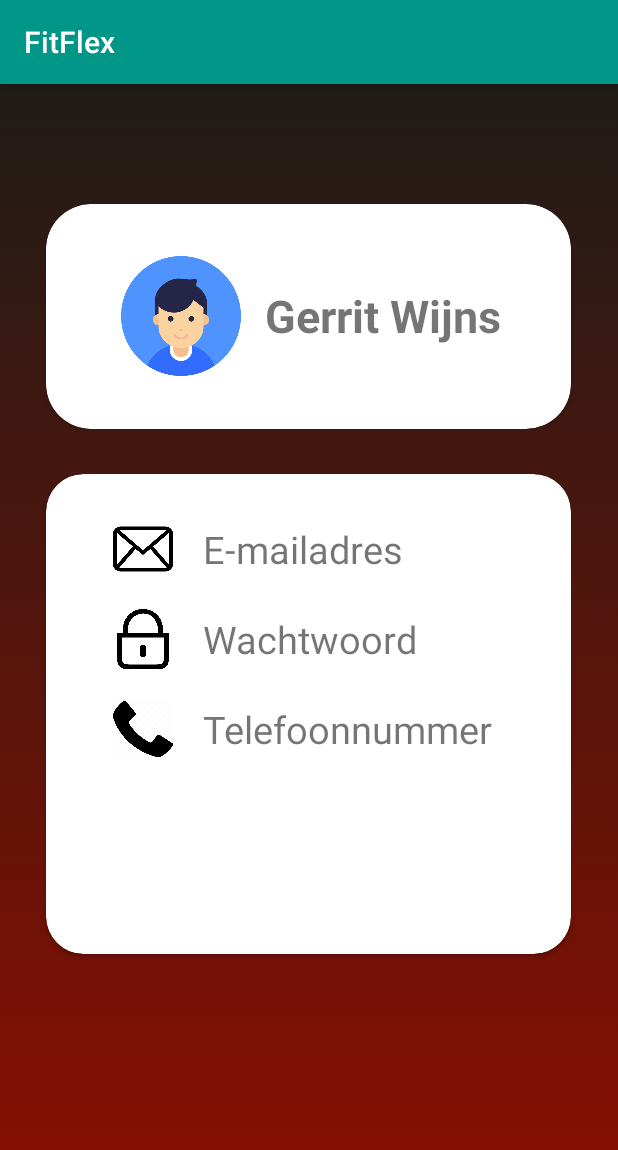
After one commit to Maxim2012-dev/GIP, an Android app: the ProfielActivity screen opened directly, with no data from a screen before it, on a phone screen of 412 x 824 dp. The commit adds this screen. Shown: the top 1150 px of the screen. Run offline under Robolectric (Android 15) with nearby library versions, the phone set to English and light mode, and no system bars.

Commit message:
layout_profiel

```diff
--- a/FitFlex/app/build.gradle
+++ b/FitFlex/app/build.gradle
@@ -23,13 +23,12 @@ android {
 dependencies {
     implementation fileTree(dir: 'libs', include: ['*.jar'])
     implementation 'androidx.appcompat:appcompat:1.1.0'
-    implementation 'androidx.constraintlayout:constraintlayout:1.1.3'
     implementation 'androidx.lifecycle:lifecycle-extensions:2.0.0'
     testImplementation 'junit:junit:4.12'
     androidTestImplementation 'androidx.test:runner:1.2.0'
     androidTestImplementation 'androidx.test.espresso:espresso-core:3.2.0'
-    implementation 'androidx.constraintlayout:constraintlayout:1.1.3'
     implementation 'com.google.android.material:material:1.0.0'
+    implementation 'androidx.cardview:cardview:1.0.0'
     implementation 'com.google.firebase:firebase-database:19.2.1'
     implementation 'com.google.firebase:firebase-auth:19.2.0'
 }
--- a/FitFlex/app/src/main/AndroidManifest.xml
+++ b/FitFlex/app/src/main/AndroidManifest.xml
@@ -9,10 +9,11 @@
         android:roundIcon="@mipmap/ic_launcher_round"
         android:supportsRtl="true"
         android:theme="@style/AppTheme">
+        <activity android:name=".ProfielActivity"></activity>
         <activity
             android:name=".HomeActivity"
             android:label="@string/title_activity_home"
-            android:theme="@style/AppTheme.NoActionBar"></activity>
+            android:theme="@style/AppTheme.NoActionBar" />
         <activity android:name=".MainActivity">
             <intent-filter>
                 <action android:name="android.intent.action.MAIN" />
--- /dev/null
+++ b/FitFlex/app/src/main/java/com/example/fitflex/ProfielActivity.java
@@ -0,0 +1,16 @@
+package com.example.fitflex;
+
+import androidx.appcompat.app.AppCompatActivity;
+
+import android.os.Bundle;
+
+public class ProfielActivity extends AppCompatActivity {
+
+    @Override
+    protected void onCreate(Bundle savedInstanceState) {
+        super.onCreate(savedInstanceState);
+        setContentView(R.layout.activity_profiel);
+    }
+
+
+}
--- /dev/null
+++ b/FitFlex/app/src/main/res/drawable/gradient.xml
@@ -0,0 +1,15 @@
+<?xml version="1.0" encoding="utf-8"?>
+<selector xmlns:android="http://schemas.android.com/apk/res/android">
+
+    <item>
+        <shape>
+            <gradient
+                android:startColor="@color/gradient_start"
+                android:endColor="@color/gradient_end"
+                android:angle="90">
+            </gradient>
+
+        </shape>
+    </item>
+
+</selector>
--- /dev/null
+++ b/FitFlex/app/src/main/res/layout/activity_profiel.xml
@@ -0,0 +1,149 @@
+<?xml version="1.0" encoding="utf-8"?>
+<LinearLayout xmlns:android="http://schemas.android.com/apk/res/android"
+    xmlns:tools="http://schemas.android.com/tools"
+    android:layout_width="match_parent"
+    android:layout_height="match_parent"
+    xmlns:app="http://schemas.android.com/apk/res-auto"
+    tools:context=".ProfielActivity"
+    android:background="@drawable/gradient"
+    android:orientation="vertical">
+
+    <androidx.cardview.widget.CardView
+        android:id="@+id/cardview"
+        android:layout_width="350dp"
+        android:layout_height="150dp"
+        android:layout_gravity="center"
+        android:layout_marginTop="80dp"
+        app:cardCornerRadius="30dp">
+
+        <RelativeLayout
+            android:layout_width="270dp"
+            android:layout_height="80dp"
+            android:layout_gravity="center_vertical"
+            android:layout_marginStart="40dp">
+
+            <ImageView
+                android:id="@+id/profile_picture"
+                android:layout_width="100dp"
+                android:layout_height="100dp"
+                android:src="@drawable/pp"
+                android:contentDescription="@string/todo">
+
+            </ImageView>
+
+            <TextView
+                android:layout_width="270dp"
+                android:layout_height="80dp"
+                android:layout_toEndOf="@id/profile_picture"
+                android:text="@string/gerrit_wijns"
+                android:textSize="30sp"
+                android:textStyle="bold"
+                android:gravity="center">
+
+            </TextView>
+
+        </RelativeLayout>
+
+    </androidx.cardview.widget.CardView>
+
+    <androidx.cardview.widget.CardView
+        android:layout_width="350dp"
+        android:layout_height="320dp"
+        android:layout_gravity="center"
+        android:layout_marginTop="30dp"
+        app:cardCornerRadius="25dp">
+
+        <LinearLayout
+            android:layout_width="match_parent"
+            android:layout_height="match_parent"
+            android:orientation="vertical"
+            android:layout_gravity="center">
+
+            <LinearLayout
+                android:layout_width="300dp"
+                android:layout_height="40dp"
+                android:paddingStart="20dp"
+                android:paddingEnd="20dp"
+                android:orientation="horizontal"
+                android:layout_gravity="center_horizontal"
+                android:layout_marginTop="30dp">
+
+                <ImageView
+                    android:layout_width="40dp"
+                    android:layout_height="40dp"
+                    android:src="@drawable/pmail"
+                    android:contentDescription="@string/todo">
+                </ImageView>
+
+                <TextView
+                    android:layout_width="230dp"
+                    android:layout_height="wrap_content"
+                    android:paddingStart="20dp"
+                    android:paddingEnd="15dp"
+                    android:layout_gravity="center_vertical"
+                    android:text="@string/e_mailadres"
+                    android:textSize="25sp">
+
+                </TextView>
+            </LinearLayout>
+
+            <LinearLayout
+                android:layout_width="300dp"
+                android:layout_height="40dp"
+                android:paddingStart="20dp"
+                android:paddingEnd="20dp"
+                android:orientation="horizontal"
+                android:layout_gravity="center_horizontal"
+                android:layout_marginTop="20dp">
+
+                <ImageView
+                    android:layout_width="40dp"
+                    android:layout_height="40dp"
+                    android:src="@drawable/ppassword"
+                    android:contentDescription="@string/todo">
+                </ImageView>
+
+                <TextView
+                    android:layout_width="230dp"
+                    android:layout_height="wrap_content"
+                    android:paddingStart="20dp"
+                    android:paddingEnd="15dp"
+                    android:layout_gravity="center_vertical"
+                    android:text="@string/wachtwoord"
+                    android:textSize="25sp">
+
+                </TextView>
+            </LinearLayout>
+
+            <LinearLayout
+                android:layout_width="300dp"
+                android:layout_height="40dp"
+                android:paddingStart="20dp"
+                android:paddingEnd="20dp"
+                android:orientation="horizontal"
+                android:layout_gravity="center_horizontal"
+                android:layout_marginTop="20dp">
+
+                <ImageView
+                    android:layout_width="40dp"
+                    android:layout_height="40dp"
+                    android:src="@drawable/ptelephone"
+                    android:contentDescription="@string/todo">
+                </ImageView>
+
+                <TextView
+                    android:layout_width="230dp"
+                    android:layout_height="wrap_content"
+                    android:paddingStart="20dp"
+                    android:paddingEnd="15dp"
+                    android:layout_gravity="center_vertical"
+                    android:text="Telefoonnummer"
+                    android:textSize="25sp">
+
+                </TextView>
+            </LinearLayout>
+        </LinearLayout>
+
+    </androidx.cardview.widget.CardView>
+
+</LinearLayout>
--- a/FitFlex/app/src/main/res/values/colors.xml
+++ b/FitFlex/app/src/main/res/values/colors.xml
@@ -8,5 +8,7 @@
     <color name="colorPrimary">#009688</color>
     <color name="colorPrimaryDark">#0a7061</color>
     <color name="colorAccent">#97adaa</color>
+    <color name="gradient_start">#8E0E00</color>
+    <color name="gradient_end">#1F1C18</color>
 
 </resources>
--- a/FitFlex/app/src/main/res/values/strings.xml
+++ b/FitFlex/app/src/main/res/values/strings.xml
@@ -23,4 +23,14 @@
     <string name="title_activity_home">HomeActivity</string>
     <string name="tab_text_1">Tab 1</string>
     <string name="tab_text_2">Tab 2</string>
+    <string name="todo">TODO</string>
+    <string name="gerrit_wijns">Gerrit Wijns</string>
+    <string name="pemail">Email</string>
+    <string name="telefoonnummer">Telefoonnummer</string>
+    <string name="e_mailadres">E-mailadres</string>
+    <string name="wachtwoord">Wachtwoord</string>
+    <string name="todo">TODO</string>
+    <string name="todo">TODO</string>
+    <string name="todo">TODO</string>
+    <string name="telefoon" />
 </resources>
```
Also changed, not shown: FitFlex/app/src/main/res/drawable/pmail.png (added), FitFlex/app/src/main/res/drawable/pp.png (added), FitFlex/app/src/main/res/drawable/ppassword.png (added), FitFlex/app/src/main/res/drawable/profile.png (added), FitFlex/app/src/main/res/drawable/ptelephone.png (added), 1 other file.
